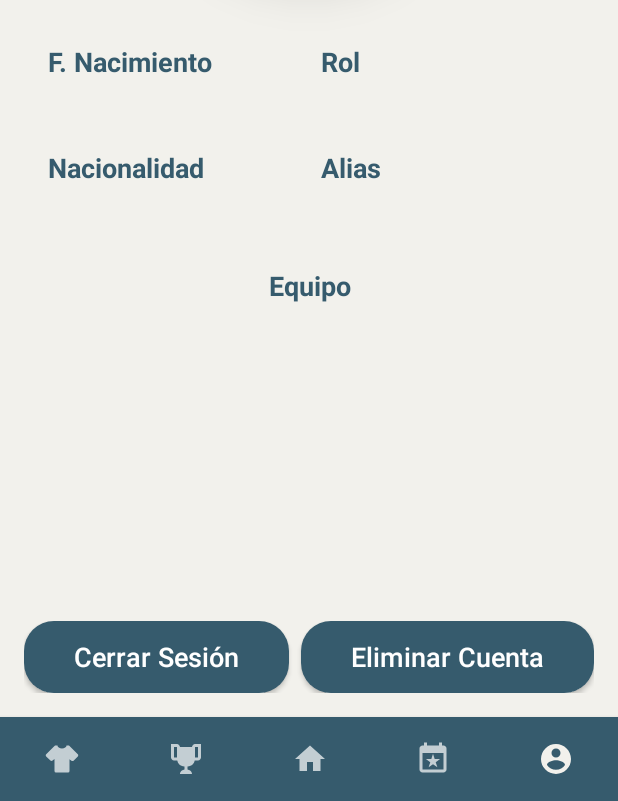
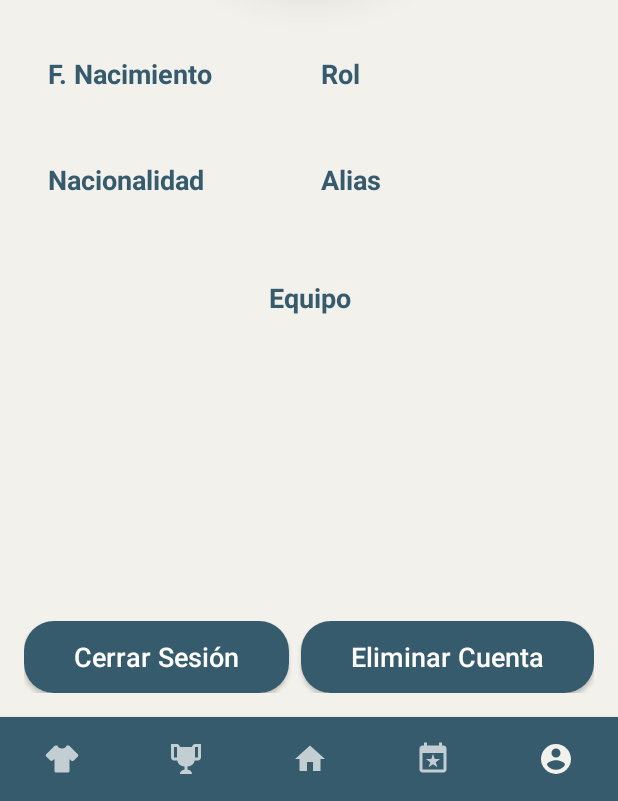
Before and after one commit to pacoFlorido/TeamManagerApp, an Android app: the PerfilFragment screen opened through its navigation route, on a phone screen of 412 x 824 dp, the part 435-1236 px from its top. Run offline under Robolectric (Android 15) with nearby library versions, the phone set to English and light mode, and no system bars; our stand-ins replace Firebase (no records; nobody signed in at launch, a user with empty details on screens opened directly), navigation-ui; network calls fail; 5 statements that could not run were skipped.

Commit message:
Cambiando cosas del Layout

```diff
--- a/app/src/main/res/layout/fragment_crear_equipo.xml
+++ b/app/src/main/res/layout/fragment_crear_equipo.xml
@@ -75,7 +75,6 @@
         android:layout_height="50dp"
         android:layout_marginTop="24dp"
         android:layout_marginEnd="32dp"
-        android:background="@color/ic_teammanager_launcher_background"
         android:src="@drawable/ic_logo_app"
         app:layout_constraintEnd_toEndOf="parent"
         app:layout_constraintTop_toTopOf="parent"
--- a/app/src/main/res/layout/fragment_equipo.xml
+++ b/app/src/main/res/layout/fragment_equipo.xml
@@ -60,7 +60,7 @@
 
     <androidx.cardview.widget.CardView
         android:id="@+id/cvEquipoBar"
-        android:layout_width="409dp"
+        android:layout_width="0dp"
         android:layout_height="wrap_content"
         app:cardCornerRadius="0dp"
         app:layout_constraintEnd_toEndOf="parent"
--- a/app/src/main/res/layout/fragment_perfil.xml
+++ b/app/src/main/res/layout/fragment_perfil.xml
@@ -126,7 +126,7 @@
         android:layout_width="0dp"
         android:layout_height="wrap_content"
         android:layout_marginStart="80dp"
-        android:layout_marginTop="8dp"
+        android:layout_marginTop="16dp"
         android:layout_marginEnd="80dp"
         android:maxLines="2"
         android:textAlignment="center"
--- a/app/src/main/res/layout/fragment_user_creation.xml
+++ b/app/src/main/res/layout/fragment_user_creation.xml
@@ -177,7 +177,6 @@
         android:layout_height="50dp"
         android:layout_marginTop="24dp"
         android:layout_marginEnd="32dp"
-        android:background="@color/ic_teammanager_launcher_background"
         android:src="@drawable/ic_logo_app"
         app:layout_constraintEnd_toEndOf="parent"
         app:layout_constraintTop_toTopOf="parent"
@@ -249,6 +248,7 @@
         android:textSize="16sp"
         app:layout_constraintEnd_toStartOf="@+id/btSelectFecha"
         app:layout_constraintStart_toStartOf="@+id/spPaises"
-        app:layout_constraintTop_toBottomOf="@+id/textView6" />
+        app:layout_constraintTop_toBottomOf="@+id/textView6"
+        tools:text="dd/MM/yyyy" />
 
 </androidx.constraintlayout.widget.ConstraintLayout>
--- a/app/src/main/res/values-night/colors.xml
+++ b/app/src/main/res/values-night/colors.xml
@@ -1,4 +1,17 @@
 <?xml version="1.0" encoding="utf-8"?>
 <resources>
+    <color name="purple_200">#FFBB86FC</color>
+    <color name="purple_500">#365B6D</color>
+    <color name="purple_700">#FF3700B3</color>
+    <color name="teal_200">#FF03DAC5</color>
+    <color name="teal_700">#FF018786</color>
+    <color name="black">#FF000000</color>
+    <color name="white">#FFFFFFFF</color>
     <color name="blanco_color_nombre_equipo">#E4DADA</color>
+    <color name="azul_principal">#365B6D</color>
+    <color name="beis_fondo">#F2F1EC</color>
+    <color name="gris_complementario">#b9bcc6</color>
+    <color name="azul_gris_azulado_complementario">#DBDEE9</color>
+    <color name="gris_fecha_evento">#B9BCC6</color>
+    <color name="naranja_logo_complementario">#DF8226</color>
 </resources>
--- a/app/src/main/res/values-night/themes.xml
+++ b/app/src/main/res/values-night/themes.xml
@@ -1,16 +1,12 @@
 <resources xmlns:tools="http://schemas.android.com/tools">
     <!-- Base application theme. -->
     <style name="Theme.TeamManager" parent="Theme.AppCompat">
-        <!-- Primary brand color. -->
-        <item name="colorPrimary">@color/purple_200</item>
-        <item name="colorPrimaryVariant">@color/purple_700</item>
-        <item name="colorOnPrimary">@color/black</item>
-        <!-- Secondary brand color. -->
+        <item name="colorPrimary">@color/beis_fondo</item>
+        <item name="colorPrimaryVariant">@color/azul_principal</item>
+        <item name="colorOnPrimary">@color/white</item>
         <item name="colorSecondary">@color/teal_200</item>
-        <item name="colorSecondaryVariant">@color/teal_200</item>
+        <item name="colorSecondaryVariant">@color/teal_700</item>
         <item name="colorOnSecondary">@color/black</item>
-        <!-- Status bar color. -->
         <item name="android:statusBarColor">?attr/colorPrimaryVariant</item>
-        <!-- Customize your theme here. -->
     </style>
 </resources>
--- a/app/src/main/res/values/colors.xml
+++ b/app/src/main/res/values/colors.xml
@@ -1,7 +1,7 @@
 <?xml version="1.0" encoding="utf-8"?>
 <resources>
     <color name="purple_200">#FFBB86FC</color>
-    <color name="purple_500">#FF6200EE</color>
+    <color name="purple_500">#365B6D</color>
     <color name="purple_700">#FF3700B3</color>
     <color name="teal_200">#FF03DAC5</color>
     <color name="teal_700">#FF018786</color>
--- a/app/src/main/res/values/themes.xml
+++ b/app/src/main/res/values/themes.xml
@@ -8,6 +8,5 @@
         <item name="colorSecondaryVariant">@color/teal_700</item>
         <item name="colorOnSecondary">@color/black</item>
         <item name="android:statusBarColor">?attr/colorPrimaryVariant</item>
-        <item name="android:windowSplashScreenBackground">@color/beis_fondo</item>
     </style>
 </resources>
```
Also changed, not shown: app/src/main/res/layout/activity_login.xml (+4 -3 lines).
